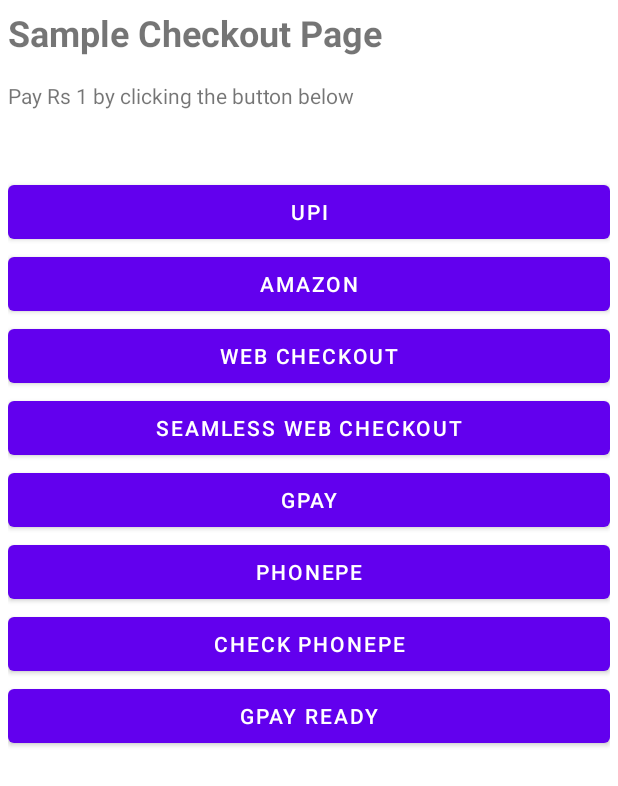
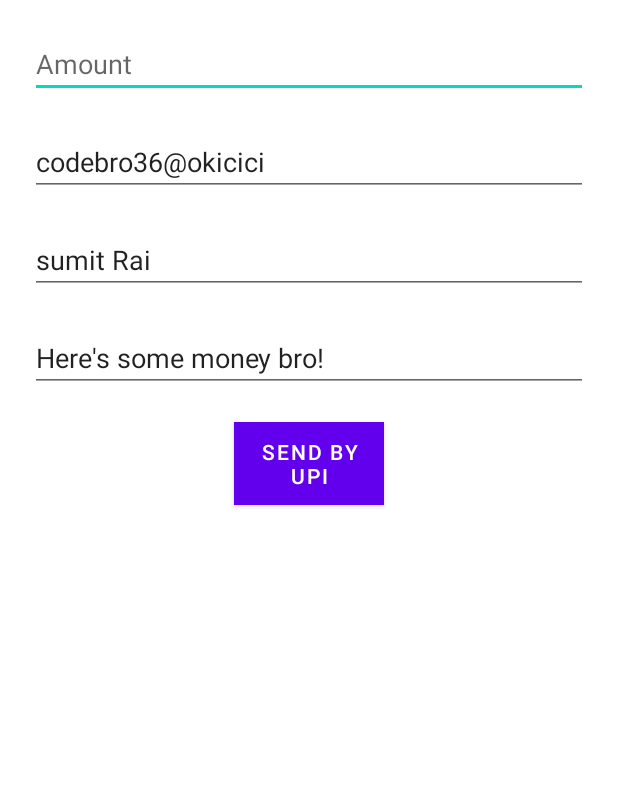
Before and after one commit to sumit2607/GirlFriend_Renting_Service, an Android app: the PaymentActivity screen opened directly, with no data from a screen before it, on a phone screen of 412 x 824 dp. Shown: the top 786 px of the screen. Run offline under Robolectric (Android 15) with nearby library versions, the phone set to English and light mode, and no system bars; libraries missing offline, so code that uses them is left out: com.cashfree.pg.

Commit message:
payment button set on click listener added

```diff
--- a/app/src/main/res/layout/activity_payment2.xml
+++ b/app/src/main/res/layout/activity_payment2.xml
@@ -1,93 +1,64 @@
 <?xml version="1.0" encoding="utf-8"?>
-<RelativeLayout xmlns:android="http://schemas.android.com/apk/res/android"
+<RelativeLayout
+    xmlns:android="http://schemas.android.com/apk/res/android"
     xmlns:tools="http://schemas.android.com/tools"
-    android:id="@+id/activity_merchant"
     android:layout_width="match_parent"
     android:layout_height="match_parent"
-    android:paddingBottom="5dp"
-    android:paddingLeft="5dp"
-    android:paddingRight="5dp"
-    android:paddingTop="5dp"
     tools:context=".pay.PaymentActivity">
 
-    <TextView
-        android:id="@+id/textView2"
-        android:layout_width="wrap_content"
+    <EditText
+        android:layout_width="match_parent"
         android:layout_height="wrap_content"
-        android:layout_alignParentLeft="true"
-        android:layout_alignParentStart="true"
-        android:layout_alignParentTop="true"
-        android:text="Sample Checkout Page"
-        android:textSize="24sp"
-        android:textStyle="bold" />
-    <TextView
-        android:id="@+id/textView3"
-        android:layout_width="wrap_content"
+        android:hint="Amount"
+        android:layout_marginLeft="20dp"
+        android:layout_marginRight="20dp"
+        android:layout_marginTop="20dp"
+        android:id="@+id/amount_et"
+        android:inputType="number"/>
+
+    <EditText
+        android:layout_width="match_parent"
         android:layout_height="wrap_content"
-        android:layout_alignParentLeft="true"
-        android:layout_alignParentStart="true"
-        android:layout_below="@+id/textView2"
-        android:layout_marginTop="16dp"
-        android:text="Pay Rs 1 by clicking the button below " />
+        android:hint="UPI ID"
+        android:layout_marginLeft="20dp"
+        android:layout_marginRight="20dp"
+        android:layout_marginTop="20dp"
+        android:id="@+id/upi_id"
+        android:layout_below="@+id/amount_et"
+        android:text="codebro36@okicici"/>
 
-    <LinearLayout
-        android:id="@+id/button"
-        android:layout_marginTop="112dp"
-        android:orientation="vertical"
-        android:layout_alignParentEnd="true"
-        android:layout_alignParentLeft="true"
-        android:layout_alignParentRight="true"
-        android:layout_alignParentStart="true"
+    <EditText
         android:layout_width="match_parent"
-        android:layout_height="wrap_content">
+        android:layout_height="wrap_content"
+        android:hint="Name"
+        android:layout_marginLeft="20dp"
+        android:layout_marginRight="20dp"
+        android:layout_marginTop="20dp"
+        android:id="@+id/name"
+        android:layout_below="@+id/upi_id"
+        android:text="sumit Rai"/>
 
-        <Button
-            android:id="@+id/upi"
-            android:layout_width="match_parent"
-            android:layout_height="wrap_content"
-            android:onClick="onClick"
-            android:text="Upi"/>
-        <Button
-            android:id="@+id/amazon"
-            android:layout_width="match_parent"
-            android:layout_height="wrap_content"
-            android:onClick="onClick"
-            android:text="Amazon"/>
-        <Button
-            android:id="@+id/web"
-            android:layout_width="match_parent"
-            android:layout_height="wrap_content"
-            android:onClick="onClick"
-            android:text="Web Checkout"/>
-        <Button
-            android:id="@+id/web_seamless"
-            android:layout_width="match_parent"
-            android:layout_height="wrap_content"
-            android:onClick="onClick"
-            android:text="Seamless Web Checkout"/>
-        <Button
-            android:id="@+id/gpay"
-            android:layout_width="match_parent"
-            android:layout_height="wrap_content"
-            android:onClick="onClick"
-            android:text="Gpay"/>
-        <Button
-            android:id="@+id/phonePe"
-            android:layout_width="match_parent"
-            android:layout_height="wrap_content"
-            android:onClick="onClick"
-            android:text="PhonePe"/>
-        <Button
-            android:id="@+id/phonePe_exists"
-            android:layout_width="match_parent"
-            android:layout_height="wrap_content"
-            android:onClick="onClick"
-            android:text="Check PhonePe"/>
-        <Button
-            android:id="@+id/gpay_ready"
-            android:layout_width="match_parent"
-            android:layout_height="wrap_content"
-            android:onClick="onClick"
-            android:text="GPay Ready"/>
-    </LinearLayout>
+    <EditText
+        android:layout_width="match_parent"
+        android:layout_height="wrap_content"
+        android:hint="Note"
+        android:layout_marginLeft="20dp"
+        android:layout_marginRight="20dp"
+        android:layout_marginTop="20dp"
+        android:id="@+id/note"
+        android:layout_below="@+id/name"
+        android:text="Here's some money bro!"/>
+
+    <Button
+        android:layout_width="100dp"
+        android:layout_height="wrap_content"
+        android:background="#FF0555D6"
+        android:textColor="#fff"
+        android:id="@+id/send"
+        android:layout_below="@+id/note"
+        android:layout_marginTop="20dp"
+        android:layout_centerHorizontal="true"
+        android:text="send by upi"/>
+
+
 </RelativeLayout>
```
Also changed, not shown: app/src/main/java/com/example/girlfriend_renting_service/pay/PaymentActivity.java (+116 -167 lines).
